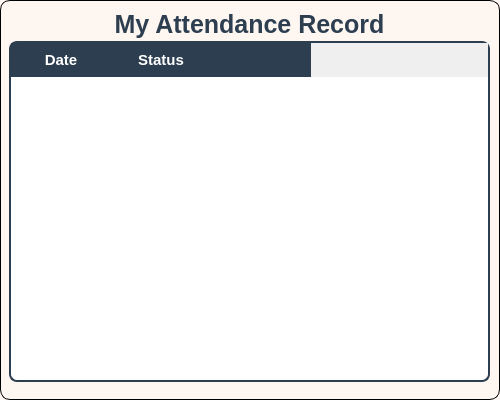
Qt form TeacherPanel/AttendanceMarkingViewing.ui (sarimkhan4/SchoolManagementSystem) before a commit.
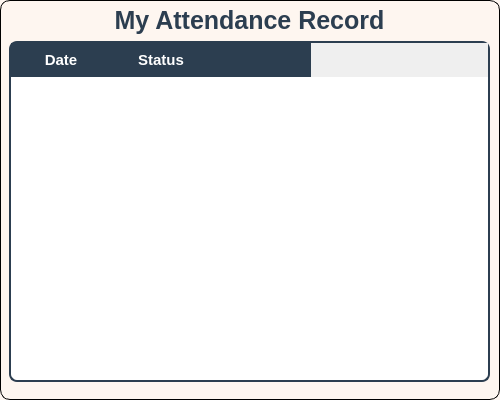
The same form after that commit.

```diff
--- a/TeacherPanel/AttendanceMarkingViewing.ui
+++ b/TeacherPanel/AttendanceMarkingViewing.ui
@@ -24,9 +24,9 @@
    <property name="geometry">
     <rect>
      <x>9</x>
-     <y>9</y>
+     <y>0</y>
      <width>481</width>
-     <height>31</height>
+     <height>41</height>
     </rect>
    </property>
    <property name="font">
```
